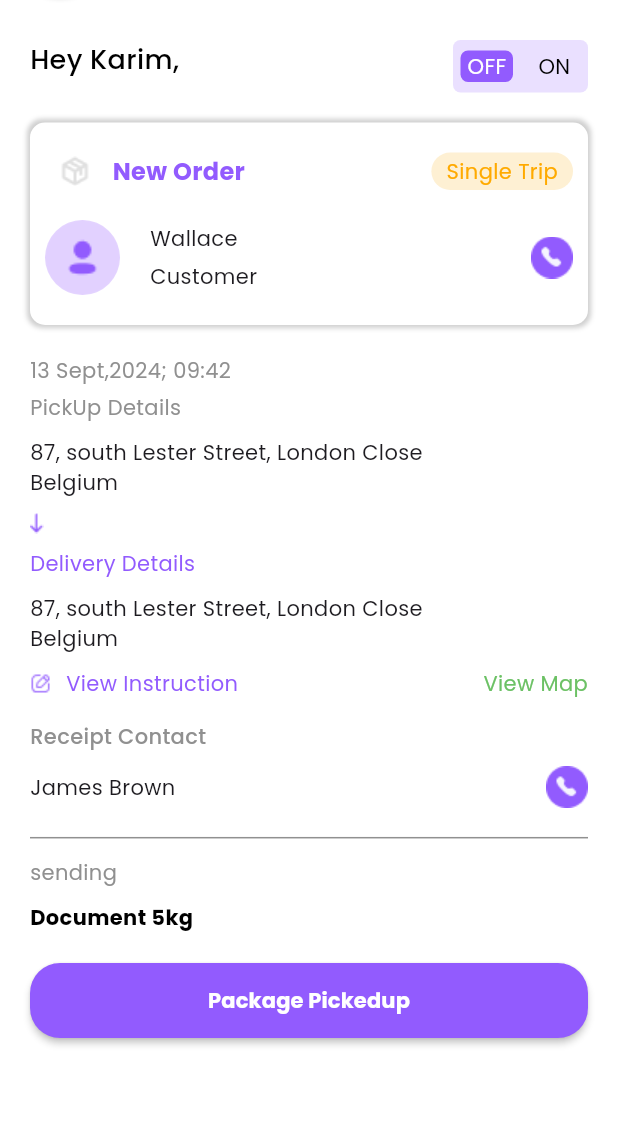
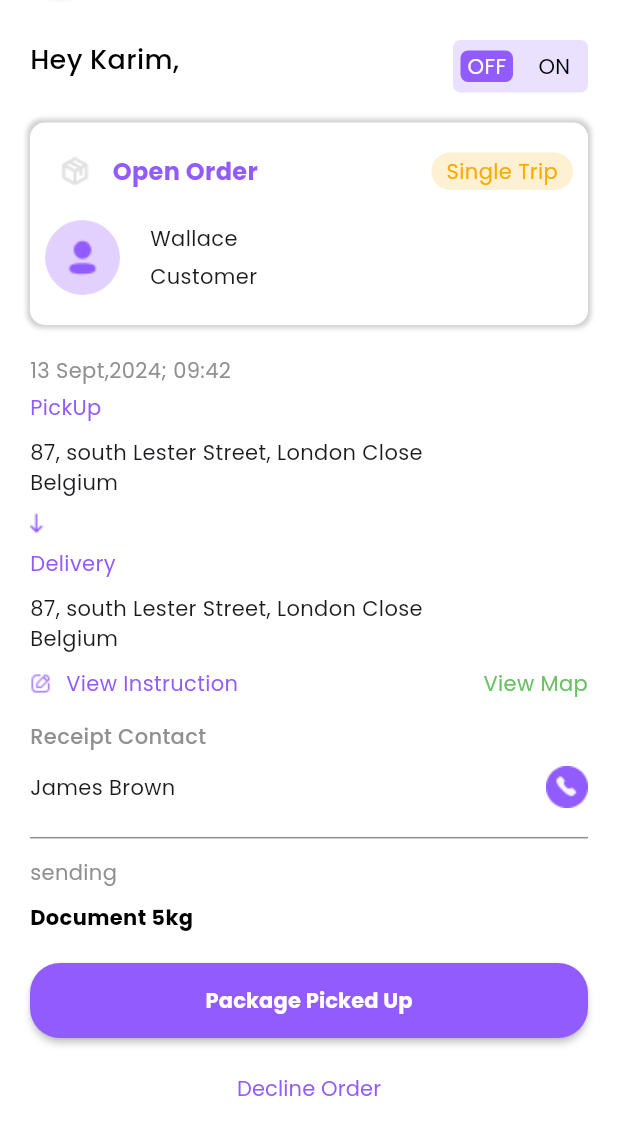
Before and after one commit to Developerdavido/logistics-app, a Flutter app: the TripOverviewPage screen opened by its route, after a tap on "Accept Order", on a phone screen of 412 x 824 dp, the part 95-1236 px from its top. Run offline on Flutter 3.47's test engine with Material 3 defaults, Android fonts, the phone set to English and light mode, and no system bars; our stand-ins replace country_picker, flutter_multi_formatter, gap, google_fonts, pin_code_fields, shared_preferences; accounts and stored records are empty.

Commit message:
merged to master

```diff
--- /dev/null
+++ b/lib/core/common/mock_json.dart
@@ -0,0 +1,9 @@
+class MockJson {
+  static const orderStatuses = [
+    {"name": "Accept Order", "status": "pending"},
+    {"name": "Package Picked Up", "status": "picked"},
+    {"name": "Start Trip", "status": "started"},
+    {"name": "I Have Arrived At Delivery Address", "status": "arrived"},
+    {"name": "Package delivered", "status": "delivered"}
+  ];
+}
--- a/lib/src/authentication/views/pages/sign_in_page.dart
+++ b/lib/src/authentication/views/pages/sign_in_page.dart
@@ -6,6 +6,7 @@ import 'package:logistics_app/core/extensions/context_extensions.dart';
 import 'package:logistics_app/core/res/colours.dart';
 import 'package:logistics_app/src/authentication/views/pages/sections/sign_in_form.dart';
 import 'package:logistics_app/src/authentication/views/pages/sign_up_page.dart';
+import 'package:logistics_app/src/home/views/pages/trip_overview_page.dart';
 
 class SignInPage extends StatefulWidget {
   const SignInPage({super.key});
@@ -98,7 +99,9 @@ class _SignInPageState extends State<SignInPage> {
               ),
               FilledButton(
                 onPressed: () {
-                  if (_formKey.currentState!.validate()) {}
+                  if (_formKey.currentState!.validate()) {
+                    Navigator.of(context).pushReplacementNamed(TripOverviewPage.path);
+                  }
                 },
                 child: const Text('Sign In'),
               ),
--- a/lib/src/home/views/pages/trip_details_page.dart
+++ /dev/null
@@ -1,81 +0,0 @@
-import 'package:flutter/material.dart';
-import 'package:logistics_app/src/home/views/pages/start_trip_page.dart';
-import 'package:logistics_app/src/home/widgets/contact_receipt.dart';
-import 'package:logistics_app/src/home/widgets/view_instruction_and_map.dart';
-import '../../../../core/common/widgets/customize_button.dart';
-import '../../../../core/res/app_strings.dart';
-import '../../../../core/res/media.dart';
-import '../../widgets/delivery_mode.dart';
-import '../../widgets/on_and_off_switch_button.dart';
-import '../../widgets/order_information.dart';
-import '../../widgets/rider_home_header.dart';
-import '../../widgets/rider_name.dart';
-import '../../widgets/send_order.dart';
-
-class TripDetailsPage extends StatelessWidget {
-  const TripDetailsPage({super.key});
-  static const path='/trip_details';
-
-  @override
-  Widget build(BuildContext context) {
-    return  Scaffold(
-      body: SingleChildScrollView(
-          child: Padding(
-            padding: const EdgeInsets.symmetric(horizontal: 20, vertical: 20),
-            child: Column(
-              crossAxisAlignment: CrossAxisAlignment.start,
-                children:[
-                  const RiderHomeHeader(),
-                  const SizedBox(height: 30,),
-                  const Row(
-                    mainAxisAlignment: MainAxisAlignment.spaceBetween,
-                    crossAxisAlignment: CrossAxisAlignment.start,
-                    children: [
-                      RiderName(),
-                      OnAndOffSwitchButton(),
-                    ],
-                  ),
-                  const SizedBox(height: 20,),
-
-                  const OrderInformation(
-                      orderType: AppStrings.newOrder,
-                      tripType: AppStrings.tripTypeText,
-                      username: AppStrings.userNameText,
-                      role: AppStrings.roleText,
-                      userImage: AssetImage(Media.defaultAvatar)),
-
-                  const SizedBox(height: 20,),
-
-                  const DeliveryMode(
-                      deliveryType: AppStrings.pickUpDetails,
-                      address: AppStrings.addressForDelivery,
-                    colorForTimeStamp: true,
-                    timeStamp: '13 Sept,2024; 09:42',
-                  ),
-                  const SizedBox(height: 10,),
-                  Image.asset(Media.arrowDownIcon),
-                  const SizedBox(height: 10,),
-                  const DeliveryMode(deliveryType: AppStrings.deliveryDetails, address: AppStrings.addressForDelivery),
-
-                  const SizedBox(height: 10,),
-                  const ViewInstructionAndMap(),
-                  const SizedBox(height: 15,),
-                  const ContactReceipt(),
-                  const SizedBox(height: 20,),
-                  const SendOrder(sending: AppStrings.sendingText, quantity: AppStrings.deliveryWeight),
-                  const SizedBox(height: 20,),
-                  CustomizeButton(
-                    text: AppStrings.packagePickedUp,
-                    onTap: (){
-                      Navigator.pushNamed(context, StartTripPage.path);
-                    },width: double.infinity,borderRadius: 20,
-                    padding: const EdgeInsets.symmetric(vertical: 15),
-                  ),
-                  const SizedBox(height: 10,),
-                ]
-            ),
-          )
-      ),
-    );
-  }
-}
--- a/lib/src/home/views/pages/trip_overview_page.dart
+++ b/lib/src/home/views/pages/trip_overview_page.dart
@@ -1,9 +1,11 @@
+import 'dart:developer';
+
 import 'package:flutter/material.dart';
+import 'package:logistics_app/core/common/mock_json.dart';
 import 'package:logistics_app/core/common/widgets/customize_button.dart';
 import 'package:logistics_app/core/common/widgets/default_text.dart';
 import 'package:logistics_app/core/res/app_strings.dart';
 import 'package:logistics_app/core/res/media.dart';
-import 'package:logistics_app/src/home/views/pages/trip_details_page.dart';
 import 'package:logistics_app/src/home/widgets/delivery_mode.dart';
 import 'package:logistics_app/src/home/widgets/on_and_off_switch_button.dart';
 import 'package:logistics_app/src/home/widgets/order_information.dart';
@@ -12,15 +14,42 @@ import 'package:logistics_app/src/home/widgets/rider_name.dart';
 import 'package:logistics_app/src/home/widgets/send_order.dart';
 
 import '../../../../core/res/colours.dart';
+import '../../widgets/contact_receipt.dart';
+import '../../widgets/view_instruction_and_map.dart';
 
-class TripOverviewPage extends StatelessWidget {
+class TripOverviewPage extends StatefulWidget {
   const TripOverviewPage({super.key});
 
   static const path='/trip_overview';
 
   @override
+  State<TripOverviewPage> createState() => _TripOverviewPageState();
+}
+
+class _TripOverviewPageState extends State<TripOverviewPage> {
+
+  int index = 0;
+  Map<String, dynamic> orderStatus = {};
+
+  changeStatus(){
+    setState(() {
+      if(index != MockJson.orderStatuses.length - 1)index++;
+      orderStatus = MockJson.orderStatuses[index];
+      log(index.toString());
+    });
+  }
+
+  //this will just create a mock change of state for the status
+  @override
+  void initState() {
+    orderStatus = MockJson.orderStatuses[0];
+    super.initState();
+  }
+
+  @override
   Widget build(BuildContext context) {
-    return    Scaffold(
+    return SafeArea(
+      child: Scaffold(
         body: SingleChildScrollView(
           child: Padding(
             padding: const EdgeInsets.symmetric(horizontal: 20, vertical: 20),
@@ -46,19 +75,26 @@ class TripOverviewPage extends StatelessWidget {
                     showTelephoneIcon: false,
                     userImage: AssetImage(Media.defaultAvatar)),
                 const SizedBox(height: 20,),
-              const DeliveryMode(deliveryType: AppStrings.pickUp, address: AppStrings.addressForDelivery),
+                DeliveryMode(
+                    colorForTimeStamp: true,
+                    timeStamp: orderStatus['status'] != 'pending' ? '13 Sept,2024; 09:42' : null,
+                    deliveryType: AppStrings.pickUp,
+                    address: AppStrings.addressForDelivery),
                 const SizedBox(height: 10,),
                 Image.asset(Media.arrowDownIcon),
                 const SizedBox(height: 10,),
-
                 const DeliveryMode(deliveryType: AppStrings.delivery, address: AppStrings.addressForDelivery),
-              const SizedBox(height: 30,),
+                if(orderStatus['status'] != 'pending') const SizedBox(height: 10,),
+                if(orderStatus['status'] != 'pending') const ViewInstructionAndMap(),
+                if(orderStatus['status'] != 'pending')  const SizedBox(height: 15,),
+                if(orderStatus['status'] != 'pending') const ContactReceipt(),
+                const SizedBox(height: 20,),
                 const SendOrder(sending: AppStrings.sendingText, quantity: AppStrings.deliveryWeight),
                 const SizedBox(height: 20,),
                 CustomizeButton(
-                text: AppStrings.acceptOrder,
+                  text: orderStatus["name"],
                   onTap: (){
-                  Navigator.pushNamed(context, TripDetailsPage.path);
+                    changeStatus();
                   },width: double.infinity,borderRadius: 20,
                   padding: const EdgeInsets.symmetric(vertical: 15),
                 ),
@@ -66,7 +102,12 @@ class TripOverviewPage extends StatelessWidget {
 
                 Center(
                   child: TextButton(
-                    onPressed: (){},
+                      onPressed: (){
+                        setState(() {
+                          index = 0;
+                          orderStatus = MockJson.orderStatuses[0];
+                        });
+                      },
                       child: const DefaultText(
                         AppStrings.declineOrder,
                         color: Colours.primary,
@@ -77,6 +118,7 @@ class TripOverviewPage extends StatelessWidget {
             ),
           )
         ),
+      ),
     );
   }
 }
--- a/lib/src/home/widgets/delivery_mode.dart
+++ b/lib/src/home/widgets/delivery_mode.dart
@@ -34,7 +34,7 @@ class DeliveryMode extends StatelessWidget {
             ),
           DefaultText(
             deliveryType,
-            color: colorForTimeStamp ? Colours.textColor : Colours.primary,
+            color:  Colours.primary,
           ),
           const SizedBox(height: 10),
           Text(address, softWrap: true),
--- a/pubspec.yaml
+++ b/pubspec.yaml
@@ -14,7 +14,7 @@ dependencies:
   google_fonts: ^6.2.1
   gap: ^3.0.1
   pin_code_fields: ^8.0.1
-  shared_preferences: ^2.3.2
+  shared_preferences: ^2.2.3
   country_picker: ^2.0.26
   flutter_multi_formatter: ^2.13.0
 
```
Also changed, not shown: lib/main.dart (+2 -9 lines), lib/src/home/views/pages/complete_delivery_page.dart (deleted, +0 -75 lines), lib/src/home/views/pages/confirm_pickup_page.dart (deleted, +0 -82 lines), lib/src/home/views/pages/start_trip_page.dart (deleted, +0 -83 lines), pubspec.lock, 2 other files. Lines whose indentation alone changed are shown as unchanged.
